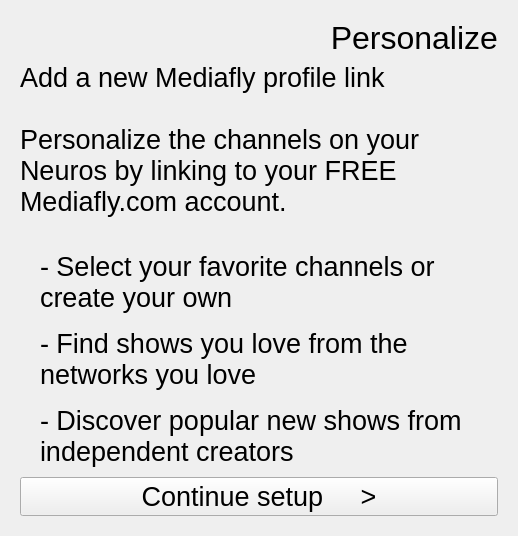
tex/mediafly, file mediaflyplayer/forms/MediaflyPersonalize.ui: the form before one commit.
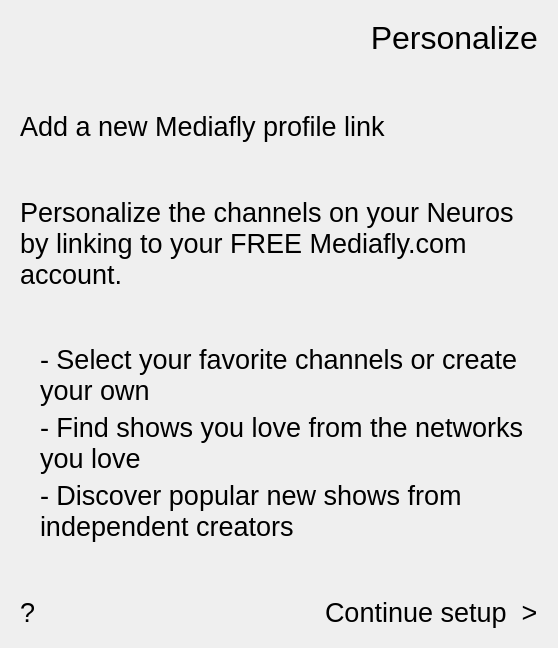
The form after the commit. The open tabs and pages were chosen to show the change.

Commit message: Implement help in Personalize screens.

The edit to the form file:
```diff
--- a/mediaflyplayer/forms/MediaflyPersonalize.ui
+++ b/mediaflyplayer/forms/MediaflyPersonalize.ui
@@ -5,8 +5,8 @@
    <rect>
     <x>0</x>
     <y>0</y>
-    <width>518</width>
-    <height>536</height>
+    <width>558</width>
+    <height>648</height>
    </rect>
   </property>
   <property name="windowTitle" >
@@ -15,12 +15,18 @@
   <layout class="QGridLayout" name="gridLayout" >
    <item row="0" column="0" >
     <widget class="QStackedWidget" name="m_stackedWidget" >
+     <property name="sizePolicy" >
+      <sizepolicy vsizetype="Expanding" hsizetype="Expanding" >
+       <horstretch>0</horstretch>
+       <verstretch>0</verstretch>
+      </sizepolicy>
+     </property>
      <property name="currentIndex" >
       <number>0</number>
      </property>
      <widget class="QWidget" name="page_0" >
-      <layout class="QGridLayout" name="gridLayout_2" >
-       <item row="0" column="0" >
+      <layout class="QVBoxLayout" name="verticalLayout" >
+       <item>
         <widget class="QLabel" name="label" >
          <property name="sizePolicy" >
           <sizepolicy vsizetype="Fixed" hsizetype="Preferred" >
@@ -41,30 +47,49 @@
          </property>
         </widget>
        </item>
-       <item row="1" column="0" >
+       <item>
+        <spacer name="verticalSpacer" >
+         <property name="orientation" >
+          <enum>Qt::Vertical</enum>
+         </property>
+         <property name="sizeHint" stdset="0" >
+          <size>
+           <width>20</width>
+           <height>40</height>
+          </size>
+         </property>
+        </spacer>
+       </item>
+       <item>
+        <widget class="QLabel" name="label_2" >
+         <property name="font" >
+          <font>
+           <pointsize>20</pointsize>
+          </font>
+         </property>
+         <property name="text" >
+          <string>Add a new Mediafly profile link</string>
+         </property>
+         <property name="wordWrap" >
+          <bool>true</bool>
+         </property>
+        </widget>
+       </item>
+       <item>
         <spacer name="verticalSpacer_2" >
          <property name="orientation" >
           <enum>Qt::Vertical</enum>
          </property>
-         <property name="sizeType" >
-          <enum>QSizePolicy::Expanding</enum>
-         </property>
          <property name="sizeHint" stdset="0" >
           <size>
-           <width>399</width>
-           <height>0</height>
+           <width>20</width>
+           <height>40</height>
           </size>
          </property>
         </spacer>
        </item>
-       <item row="5" column="0" >
+       <item>
         <widget class="QLabel" name="label_3" >
-         <property name="sizePolicy" >
-          <sizepolicy vsizetype="Preferred" hsizetype="Preferred" >
-           <horstretch>0</horstretch>
-           <verstretch>2</verstretch>
-          </sizepolicy>
-         </property>
          <property name="font" >
           <font>
            <pointsize>20</pointsize>
@@ -78,14 +103,21 @@
          </property>
         </widget>
        </item>
-       <item row="7" column="0" >
+       <item>
+        <spacer name="verticalSpacer_5" >
+         <property name="orientation" >
+          <enum>Qt::Vertical</enum>
+         </property>
+         <property name="sizeHint" stdset="0" >
+          <size>
+           <width>20</width>
+           <height>40</height>
+          </size>
+         </property>
+        </spacer>
+       </item>
+       <item>
         <widget class="QLabel" name="label_4" >
-         <property name="sizePolicy" >
-          <sizepolicy vsizetype="Preferred" hsizetype="Preferred" >
-           <horstretch>0</horstretch>
-           <verstretch>1</verstretch>
-          </sizepolicy>
-         </property>
          <property name="font" >
           <font>
            <pointsize>20</pointsize>
@@ -102,14 +134,8 @@
          </property>
         </widget>
        </item>
-       <item row="8" column="0" >
+       <item>
         <widget class="QLabel" name="label_5" >
-         <property name="sizePolicy" >
-          <sizepolicy vsizetype="Preferred" hsizetype="Preferred" >
-           <horstretch>0</horstretch>
-           <verstretch>1</verstretch>
-          </sizepolicy>
-         </property>
          <property name="font" >
           <font>
            <pointsize>20</pointsize>
@@ -126,14 +152,8 @@
          </property>
         </widget>
        </item>
-       <item row="9" column="0" >
+       <item>
         <widget class="QLabel" name="label_6" >
-         <property name="sizePolicy" >
-          <sizepolicy vsizetype="Preferred" hsizetype="Preferred" >
-           <horstretch>0</horstretch>
-           <verstretch>1</verstretch>
-          </sizepolicy>
-         </property>
          <property name="font" >
           <font>
            <pointsize>20</pointsize>
@@ -150,81 +170,60 @@
          </property>
         </widget>
        </item>
-       <item row="10" column="0" >
-        <spacer name="verticalSpacer" >
-         <property name="orientation" >
-          <enum>Qt::Vertical</enum>
-         </property>
-         <property name="sizeType" >
-          <enum>QSizePolicy::Expanding</enum>
-         </property>
-         <property name="sizeHint" stdset="0" >
-          <size>
-           <width>399</width>
-           <height>0</height>
-          </size>
-         </property>
-        </spacer>
-       </item>
-       <item row="11" column="0" >
-        <widget class="QPushButton" name="m_ContinueButton" >
-         <property name="font" >
-          <font>
-           <pointsize>20</pointsize>
-          </font>
-         </property>
-         <property name="text" >
-          <string>Continue setup     ></string>
-         </property>
-        </widget>
-       </item>
-       <item row="2" column="0" >
-        <widget class="QLabel" name="label_2" >
-         <property name="font" >
-          <font>
-           <pointsize>20</pointsize>
-          </font>
-         </property>
-         <property name="text" >
-          <string>Add a new Mediafly profile link</string>
-         </property>
-         <property name="wordWrap" >
-          <bool>true</bool>
-         </property>
-        </widget>
-       </item>
-       <item row="3" column="0" >
-        <spacer name="verticalSpacer_5" >
-         <property name="orientation" >
-          <enum>Qt::Vertical</enum>
-         </property>
-         <property name="sizeType" >
-          <enum>QSizePolicy::Expanding</enum>
-         </property>
-         <property name="sizeHint" stdset="0" >
-          <size>
-           <width>20</width>
-           <height>0</height>
-          </size>
-         </property>
-        </spacer>
-       </item>
-       <item row="6" column="0" >
+       <item>
         <spacer name="verticalSpacer_6" >
          <property name="orientation" >
           <enum>Qt::Vertical</enum>
          </property>
-         <property name="sizeType" >
-          <enum>QSizePolicy::Expanding</enum>
-         </property>
          <property name="sizeHint" stdset="0" >
           <size>
            <width>20</width>
-           <height>0</height>
+           <height>40</height>
           </size>
          </property>
         </spacer>
        </item>
+       <item>
+        <layout class="QHBoxLayout" name="horizontalLayout" >
+         <item>
+          <widget class="QLabel" name="label_13" >
+           <property name="font" >
+            <font>
+             <pointsize>20</pointsize>
+            </font>
+           </property>
+           <property name="text" >
+            <string>?</string>
+           </property>
+          </widget>
+         </item>
+         <item>
+          <spacer name="horizontalSpacer" >
+           <property name="orientation" >
+            <enum>Qt::Horizontal</enum>
+           </property>
+           <property name="sizeHint" stdset="0" >
+            <size>
+             <width>40</width>
+             <height>20</height>
+            </size>
+           </property>
+          </spacer>
+         </item>
+         <item>
+          <widget class="QLabel" name="label_12" >
+           <property name="font" >
+            <font>
+             <pointsize>20</pointsize>
+            </font>
+           </property>
+           <property name="text" >
+            <string>Continue setup  ></string>
+           </property>
+          </widget>
+         </item>
+        </layout>
+       </item>
       </layout>
      </widget>
      <widget class="QWidget" name="page_1" >
```
Left out of the diff: 126 changed lines with no effect on the pictures. The commit also changes 1 other file.
